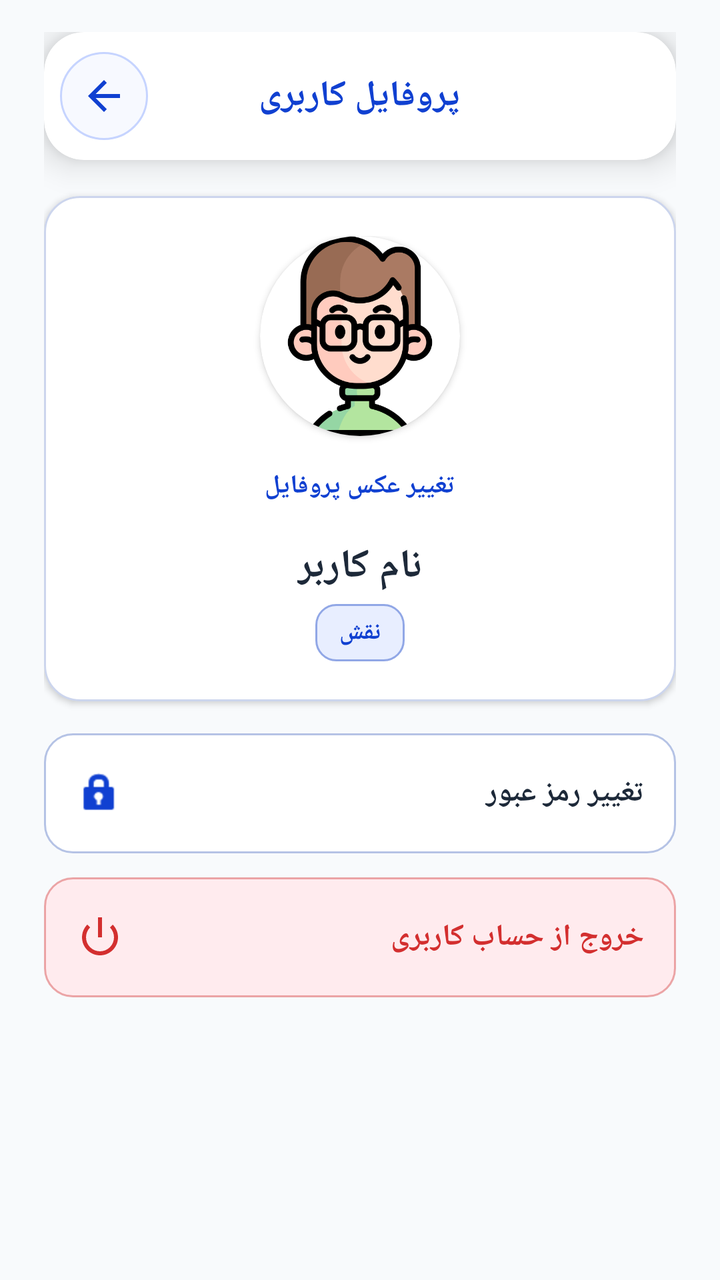
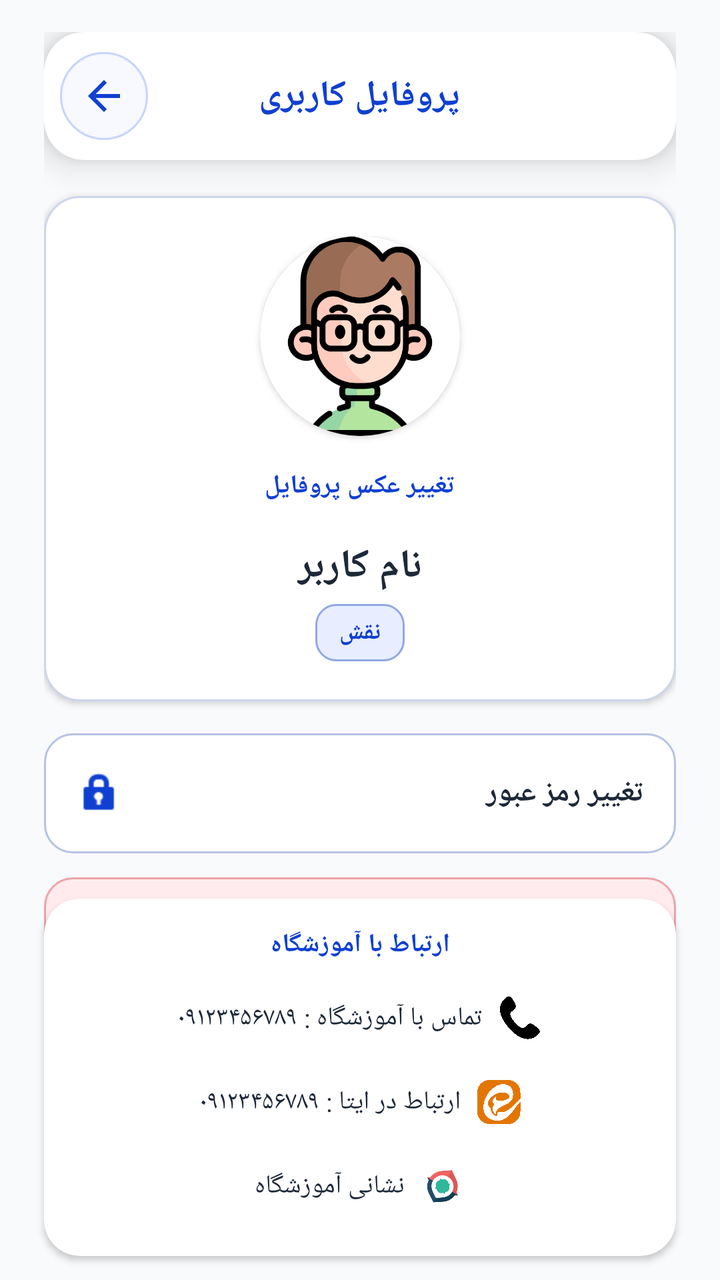

Compare the two renders of this Android layout. The source of the first and the diff that turns it into the second are given below.
<!-- AndroidManifest.xml: application theme Theme.BB -->
<!-- res/layout/activity_profile.xml -->
<?xml version='1.0' encoding='UTF-8'?>
<ScrollView xmlns:android="http://schemas.android.com/apk/res/android" xmlns:app="http://schemas.android.com/apk/res-auto" android:id="@+id/rootProfile" android:layout_width="match_parent" android:layout_height="match_parent" android:background="@drawable/app_global_background" android:clipToPadding="false" android:fillViewport="true" android:layoutDirection="rtl">
  <LinearLayout android:layout_width="match_parent" android:layout_height="wrap_content" android:gravity="center_horizontal" android:orientation="vertical" android:paddingStart="22dp" android:paddingTop="16dp" android:paddingEnd="22dp" android:paddingBottom="28dp">
    <com.google.android.material.card.MaterialCardView android:layout_width="match_parent" android:layout_height="64dp" app:cardBackgroundColor="@color/card_background" app:cardCornerRadius="20dp" app:cardElevation="10dp" app:strokeWidth="0dp">
      <RelativeLayout android:layout_width="match_parent" android:layout_height="match_parent">
        <ImageView android:id="@+id/btnProfileBack" android:layout_alignParentLeft="true" android:layout_centerVertical="true" style="@style/AppBackButton"/>
        <TextView android:layout_width="wrap_content" android:layout_height="wrap_content" android:layout_centerInParent="true" android:text="پروفایل کاربری" android:textColor="@color/title_blue" android:textSize="18sp" android:textStyle="bold"/>
      </RelativeLayout>
    </com.google.android.material.card.MaterialCardView>
    <com.google.android.material.card.MaterialCardView android:layout_width="match_parent" android:layout_height="wrap_content" android:layout_marginTop="18dp" app:cardBackgroundColor="@color/card_background" app:cardCornerRadius="18dp" app:cardElevation="2dp" app:strokeColor="#403559B8" app:strokeWidth="1dp">
      <LinearLayout android:layout_width="match_parent" android:layout_height="wrap_content" android:gravity="center_horizontal" android:orientation="vertical" android:padding="20dp">
        <androidx.cardview.widget.CardView android:layout_width="100dp" android:layout_height="100dp" app:cardBackgroundColor="@color/card_background" app:cardCornerRadius="50dp" app:cardElevation="2dp">
          <ImageView android:id="@+id/ivAvatar" android:layout_width="match_parent" android:layout_height="match_parent" android:contentDescription="عکس پروفایل" android:scaleType="centerCrop" android:src="@drawable/avatar_student_1"/>
        </androidx.cardview.widget.CardView>
        <TextView android:id="@+id/btnChangeAvatar" android:layout_width="wrap_content" android:layout_height="wrap_content" android:layout_marginTop="10dp" android:background="?android:attr/selectableItemBackground" android:clickable="true" android:focusable="true" android:padding="6dp" android:text="تغییر عکس پروفایل" android:textColor="@color/title_blue" android:textSize="13sp" android:textStyle="bold"/>
        <TextView android:id="@+id/tvUserName" android:layout_width="wrap_content" android:layout_height="wrap_content" android:layout_marginTop="12dp" android:gravity="center" android:maxLines="2" android:text="نام کاربر" android:textColor="@color/main_text" android:textDirection="firstStrong" android:textSize="20sp" android:textStyle="bold"/>
        <TextView android:id="@+id/tvUserRole" android:layout_width="wrap_content" android:layout_height="wrap_content" android:layout_marginTop="5dp" android:background="@drawable/bg_unified_info_badge" android:paddingStart="12dp" android:paddingTop="6dp" android:paddingEnd="12dp" android:paddingBottom="6dp" android:text="نقش" android:textColor="@color/title_blue" android:textSize="12sp" android:textStyle="bold"/>
      </LinearLayout>
    </com.google.android.material.card.MaterialCardView>
    <LinearLayout android:id="@+id/btnChangePassword" android:layout_width="match_parent" android:layout_height="60dp" android:layout_marginTop="16dp" android:background="@drawable/bg_unified_action" android:clickable="true" android:focusable="true" android:gravity="center_vertical" android:layoutDirection="ltr" android:orientation="horizontal" android:paddingHorizontal="16dp">
      <ImageView android:layout_width="24dp" android:layout_height="24dp" android:contentDescription="تغییر رمز عبور" android:src="@android:drawable/ic_lock_idle_lock" app:tint="@color/title_blue"/>
      <TextView android:layout_width="0dp" android:layout_height="wrap_content" android:layout_marginStart="12dp" android:layout_weight="1" android:gravity="right" android:text="تغییر رمز عبور" android:textColor="@color/main_text" android:textDirection="rtl" android:textSize="15sp" android:textStyle="bold"/>
    </LinearLayout>
    <LinearLayout android:id="@+id/btnLogout" android:layout_width="match_parent" android:layout_height="60dp" android:layout_marginTop="12dp" android:layout_marginBottom="12dp" android:background="@drawable/bg_unified_danger_action" android:clickable="true" android:focusable="true" android:gravity="center_vertical" android:layoutDirection="ltr" android:orientation="horizontal" android:paddingHorizontal="16dp">
      <ImageView android:layout_width="24dp" android:layout_height="24dp" android:contentDescription="خروج از حساب" android:src="@android:drawable/ic_lock_power_off" app:tint="@color/logout_text_color"/>
      <TextView android:layout_width="0dp" android:layout_height="wrap_content" android:layout_marginStart="12dp" android:layout_weight="1" android:gravity="right" android:text="خروج از حساب کاربری" android:textColor="@color/logout_text_color" android:textDirection="rtl" android:textSize="15sp" android:textStyle="bold"/>
    </LinearLayout>
  </LinearLayout>
</ScrollView>
<!-- resources referenced by this layout -->
<resources>
  <color name="card_background">#FFFFFF</color>
  <color name="logout_text_color">#D32F2F</color>
  <color name="main_text">#1D2939</color>
  <color name="title_blue">#1040D1</color>
  <!-- drawable app_global_background (drawable) -->
  <?xml version="1.0" encoding="utf-8"?>
  <layer-list xmlns:android="http://schemas.android.com/apk/res/android">
      <item>
          <shape android:shape="rectangle">
              <solid android:color="#F8FAFC" />
          </shape>
      </item>
  </layer-list>
  <!-- drawable bg_unified_action (drawable) -->
  <?xml version="1.0" encoding="utf-8"?>
  <selector xmlns:android="http://schemas.android.com/apk/res/android">
      <item android:state_pressed="true"><shape><solid android:color="@color/unified_pressed"/><stroke android:width="1dp" android:color="@color/title_blue"/><corners android:radius="14dp"/></shape></item>
      <item><shape><solid android:color="@color/card_background"/><stroke android:width="1dp" android:color="@color/unified_border"/><corners android:radius="14dp"/></shape></item>
  </selector>
  <!-- drawable bg_unified_danger_action (drawable) -->
  <?xml version="1.0" encoding="utf-8"?>
  <selector xmlns:android="http://schemas.android.com/apk/res/android">
      <item android:state_pressed="true"><shape><solid android:color="#20D32F2F"/><stroke android:width="1dp" android:color="@color/logout_text_color"/><corners android:radius="14dp"/></shape></item>
      <item><shape><solid android:color="@color/logout_bg_color"/><stroke android:width="1dp" android:color="#66D32F2F"/><corners android:radius="14dp"/></shape></item>
  </selector>
  <!-- drawable bg_unified_info_badge (drawable) -->
  <?xml version="1.0" encoding="utf-8"?>
  <shape xmlns:android="http://schemas.android.com/apk/res/android"><solid android:color="@color/unified_info_bg"/><stroke android:width="1dp" android:color="@color/unified_info_border"/><corners android:radius="10dp"/><padding android:left="10dp" android:right="10dp" android:top="4dp" android:bottom="4dp"/></shape>
  <style name="Theme.BB" parent="Base.Theme.BB" />
  <color name="unified_pressed">#183559B8</color>
  <color name="unified_border">#5A3559B8</color>
  <color name="logout_bg_color">#FFEBEE</color>
  <color name="unified_info_bg">#E8EEFF</color>
  <color name="unified_info_border">#91A7E6</color>
  <!-- drawable ic_arrow_back_left (drawable) -->
  <vector xmlns:android="http://schemas.android.com/apk/res/android"
      android:width="24dp"
      android:height="24dp"
      android:viewportWidth="24"
      android:viewportHeight="24">
      <path
          android:fillColor="@android:color/white"
          android:pathData="M20,11H7.83l5.59,-5.59L12,4l-8,8 8,8 1.41,-1.41L7.83,13H20z" />
  </vector>
  <string name="action_back">بازگشت</string>
  <color name="back_button_pressed">#E8EEFF</color>
  <color name="back_button_background">#F7F9FF</color>
  <color name="back_button_stroke">#C6D4FF</color>
  <style name="ThemeOverlay.BB.MaterialAlertDialog" parent="ThemeOverlay.Material3.MaterialAlertDialog">
          <item name="colorSurface">@color/card_background</item>
          <item name="colorOnSurface">@color/main_text</item>
          <item name="colorPrimary">@color/title_blue</item>
          <item name="shapeAppearanceOverlay">@style/ShapeAppearance.BB.AlertDialog</item>
      </style>
  <style name="ShapeAppearance.BB.AlertDialog" parent="ShapeAppearance.MaterialComponents.MediumComponent">
          <item name="cornerSize">22dp</item>
      </style>
  <!-- unchanged entries left out for length: 4 -->
</resources>

<!-- the commit's change to res/layout/activity_profile.xml (unified diff, before → after) -->
@@ -1,29 +1,601 @@
-<?xml version='1.0' encoding='UTF-8'?>
-<ScrollView xmlns:android="http://schemas.android.com/apk/res/android" xmlns:app="http://schemas.android.com/apk/res-auto" android:id="@+id/rootProfile" android:layout_width="match_parent" android:layout_height="match_parent" android:background="@drawable/app_global_background" android:clipToPadding="false" android:fillViewport="true" android:layoutDirection="rtl">
-  <LinearLayout android:layout_width="match_parent" android:layout_height="wrap_content" android:gravity="center_horizontal" android:orientation="vertical" android:paddingStart="22dp" android:paddingTop="16dp" android:paddingEnd="22dp" android:paddingBottom="28dp">
-    <com.google.android.material.card.MaterialCardView android:layout_width="match_parent" android:layout_height="64dp" app:cardBackgroundColor="@color/card_background" app:cardCornerRadius="20dp" app:cardElevation="10dp" app:strokeWidth="0dp">
-      <RelativeLayout android:layout_width="match_parent" android:layout_height="match_parent">
-        <ImageView android:id="@+id/btnProfileBack" android:layout_alignParentLeft="true" android:layout_centerVertical="true" style="@style/AppBackButton"/>
-        <TextView android:layout_width="wrap_content" android:layout_height="wrap_content" android:layout_centerInParent="true" android:text="پروفایل کاربری" android:textColor="@color/title_blue" android:textSize="18sp" android:textStyle="bold"/>
-      </RelativeLayout>
-    </com.google.android.material.card.MaterialCardView>
-    <com.google.android.material.card.MaterialCardView android:layout_width="match_parent" android:layout_height="wrap_content" android:layout_marginTop="18dp" app:cardBackgroundColor="@color/card_background" app:cardCornerRadius="18dp" app:cardElevation="2dp" app:strokeColor="#403559B8" app:strokeWidth="1dp">
-      <LinearLayout android:layout_width="match_parent" android:layout_height="wrap_content" android:gravity="center_horizontal" android:orientation="vertical" android:padding="20dp">
-        <androidx.cardview.widget.CardView android:layout_width="100dp" android:layout_height="100dp" app:cardBackgroundColor="@color/card_background" app:cardCornerRadius="50dp" app:cardElevation="2dp">
-          <ImageView android:id="@+id/ivAvatar" android:layout_width="match_parent" android:layout_height="match_parent" android:contentDescription="عکس پروفایل" android:scaleType="centerCrop" android:src="@drawable/avatar_student_1"/>
-        </androidx.cardview.widget.CardView>
-        <TextView android:id="@+id/btnChangeAvatar" android:layout_width="wrap_content" android:layout_height="wrap_content" android:layout_marginTop="10dp" android:background="?android:attr/selectableItemBackground" android:clickable="true" android:focusable="true" android:padding="6dp" android:text="تغییر عکس پروفایل" android:textColor="@color/title_blue" android:textSize="13sp" android:textStyle="bold"/>
-        <TextView android:id="@+id/tvUserName" android:layout_width="wrap_content" android:layout_height="wrap_content" android:layout_marginTop="12dp" android:gravity="center" android:maxLines="2" android:text="نام کاربر" android:textColor="@color/main_text" android:textDirection="firstStrong" android:textSize="20sp" android:textStyle="bold"/>
-        <TextView android:id="@+id/tvUserRole" android:layout_width="wrap_content" android:layout_height="wrap_content" android:layout_marginTop="5dp" android:background="@drawable/bg_unified_info_badge" android:paddingStart="12dp" android:paddingTop="6dp" android:paddingEnd="12dp" android:paddingBottom="6dp" android:text="نقش" android:textColor="@color/title_blue" android:textSize="12sp" android:textStyle="bold"/>
+<?xml version="1.0" encoding="utf-8"?>
+<FrameLayout
+    xmlns:android="http://schemas.android.com/apk/res/android"
+    xmlns:app="http://schemas.android.com/apk/res-auto"
+
+    android:id="@+id/rootProfile"
+    android:layout_width="match_parent"
+    android:layout_height="match_parent"
+
+    android:background="@drawable/app_global_background"
+    android:layoutDirection="rtl">
+
+
+  <ScrollView
+
+      android:layout_width="match_parent"
+      android:layout_height="match_parent"
+
+      android:fillViewport="true"
+      android:clipToPadding="false"
+      android:paddingBottom="150dp">
+
+
+    <LinearLayout
+
+        android:layout_width="match_parent"
+        android:layout_height="wrap_content"
+
+        android:gravity="center_horizontal"
+        android:orientation="vertical"
+
+        android:paddingStart="22dp"
+        android:paddingTop="16dp"
+        android:paddingEnd="22dp"
+        android:paddingBottom="28dp">
+
+
+      
+
+      <com.google.android.material.card.MaterialCardView
+
+          android:layout_width="match_parent"
+          android:layout_height="64dp"
+
+          app:cardBackgroundColor="@color/card_background"
+          app:cardCornerRadius="20dp"
+          app:cardElevation="10dp"
+          app:strokeWidth="0dp">
+
+
+        <RelativeLayout
+
+            android:layout_width="match_parent"
+            android:layout_height="match_parent">
+
+
+          <ImageView
+
+              android:id="@+id/btnProfileBack"
+
+              style="@style/AppBackButton"
+
+              android:layout_alignParentLeft="true"
+              android:layout_centerVertical="true"/>
+
+
+          <TextView
+
+              android:layout_width="wrap_content"
+              android:layout_height="wrap_content"
+
+              android:layout_centerInParent="true"
+
+              android:text="پروفایل کاربری"
+
+              android:textColor="@color/title_blue"
+
+              android:textSize="18sp"
+
+              android:textStyle="bold"/>
+
+
+        </RelativeLayout>
+
+
+      </com.google.android.material.card.MaterialCardView>
+
+
+
+      
+
+      <com.google.android.material.card.MaterialCardView
+
+          android:layout_width="match_parent"
+
+          android:layout_height="wrap_content"
+
+          android:layout_marginTop="18dp"
+
+          app:cardBackgroundColor="@color/card_background"
+
+          app:cardCornerRadius="18dp"
+
+          app:cardElevation="2dp"
+
+          app:strokeColor="#403559B8"
+
+          app:strokeWidth="1dp">
+
+
+        <LinearLayout
+
+            android:layout_width="match_parent"
+
+            android:layout_height="wrap_content"
+
+            android:gravity="center_horizontal"
+
+            android:orientation="vertical"
+
+            android:padding="20dp">
+
+
+          <androidx.cardview.widget.CardView
+
+              android:layout_width="100dp"
+
+              android:layout_height="100dp"
+
+              app:cardBackgroundColor="@color/card_background"
+
+              app:cardCornerRadius="50dp"
+
+              app:cardElevation="2dp">
+
+
+            <ImageView
+
+                android:id="@+id/ivAvatar"
+
+                android:layout_width="match_parent"
+
+                android:layout_height="match_parent"
+
+                android:contentDescription="عکس پروفایل"
+
+                android:scaleType="centerCrop"
+
+                android:src="@drawable/avatar_student_1"/>
+
+
+          </androidx.cardview.widget.CardView>
+
+
+
+          <TextView
+
+              android:id="@+id/btnChangeAvatar"
+
+              android:layout_width="wrap_content"
+
+              android:layout_height="wrap_content"
+
+              android:layout_marginTop="10dp"
+
+              android:background="?android:attr/selectableItemBackground"
+
+              android:clickable="true"
+
+              android:focusable="true"
+
+              android:padding="6dp"
+
+              android:text="تغییر عکس پروفایل"
+
+              android:textColor="@color/title_blue"
+
+              android:textSize="13sp"
+
+              android:textStyle="bold"/>
+
+
+
+          <TextView
+
+              android:id="@+id/tvUserName"
+
+              android:layout_width="wrap_content"
+
+              android:layout_height="wrap_content"
+
+              android:layout_marginTop="12dp"
+
+              android:gravity="center"
+
+              android:maxLines="2"
+
+              android:text="نام کاربر"
+
+              android:textColor="@color/main_text"
+
+              android:textDirection="firstStrong"
+
+              android:textSize="20sp"
+
+              android:textStyle="bold"/>
+
+
+
+          <TextView
+
+              android:id="@+id/tvUserRole"
+
+              android:layout_width="wrap_content"
+
+              android:layout_height="wrap_content"
+
+              android:layout_marginTop="5dp"
+
+              android:background="@drawable/bg_unified_info_badge"
+
+              android:paddingStart="12dp"
+
+              android:paddingTop="6dp"
+
+              android:paddingEnd="12dp"
+
+              android:paddingBottom="6dp"
+
+              android:text="نقش"
+
+              android:textColor="@color/title_blue"
+
+              android:textSize="12sp"
+
+              android:textStyle="bold"/>
+
+
+        </LinearLayout>
+
+
+      </com.google.android.material.card.MaterialCardView>
+
+
+
+
+      
+
+      <LinearLayout
+
+          android:id="@+id/btnChangePassword"
+
+          android:layout_width="match_parent"
+
+          android:layout_height="60dp"
+
+          android:layout_marginTop="16dp"
+
+          android:background="@drawable/bg_unified_action"
+
+          android:clickable="true"
+
+          android:focusable="true"
+
+          android:gravity="center_vertical"
+
+          android:layoutDirection="ltr"
+
+          android:orientation="horizontal"
+
+          android:paddingHorizontal="16dp">
+
+
+        <ImageView
+
+            android:layout_width="24dp"
+
+            android:layout_height="24dp"
+
+            android:contentDescription="تغییر رمز عبور"
+
+            android:src="@android:drawable/ic_lock_idle_lock"
+
+            app:tint="@color/title_blue"/>
+
+
+        <TextView
+
+            android:layout_width="0dp"
+
+            android:layout_height="wrap_content"
+
+            android:layout_marginStart="12dp"
+
+            android:layout_weight="1"
+
+            android:gravity="right"
+
+            android:text="تغییر رمز عبور"
+
+            android:textColor="@color/main_text"
+
+            android:textDirection="rtl"
+
+            android:textSize="15sp"
+
+            android:textStyle="bold"/>
+
+
       </LinearLayout>
-    </com.google.android.material.card.MaterialCardView>
-    <LinearLayout android:id="@+id/btnChangePassword" android:layout_width="match_parent" android:layout_height="60dp" android:layout_marginTop="16dp" android:background="@drawable/bg_unified_action" android:clickable="true" android:focusable="true" android:gravity="center_vertical" android:layoutDirection="ltr" android:orientation="horizontal" android:paddingHorizontal="16dp">
-      <ImageView android:layout_width="24dp" android:layout_height="24dp" android:contentDescription="تغییر رمز عبور" android:src="@android:drawable/ic_lock_idle_lock" app:tint="@color/title_blue"/>
-      <TextView android:layout_width="0dp" android:layout_height="wrap_content" android:layout_marginStart="12dp" android:layout_weight="1" android:gravity="right" android:text="تغییر رمز عبور" android:textColor="@color/main_text" android:textDirection="rtl" android:textSize="15sp" android:textStyle="bold"/>
+
+
+
+
+
+      
+
+      <LinearLayout
+
+          android:id="@+id/btnLogout"
+
+          android:layout_width="match_parent"
+
+          android:layout_height="60dp"
+
+          android:layout_marginTop="12dp"
+
+          android:background="@drawable/bg_unified_danger_action"
+
+          android:clickable="true"
+
+          android:focusable="true"
+
+          android:gravity="center_vertical"
+
+          android:layoutDirection="ltr"
+
+          android:orientation="horizontal"
+
+          android:paddingHorizontal="16dp">
+
+
+        <ImageView
+
+            android:layout_width="24dp"
+
+            android:layout_height="24dp"
+
+            android:contentDescription="خروج از حساب"
+
+            android:src="@android:drawable/ic_lock_power_off"
+
+            app:tint="@color/logout_text_color"/>
+
+
+        <TextView
+
+            android:layout_width="0dp"
+
+            android:layout_height="wrap_content"
+
+            android:layout_marginStart="12dp"
+
+            android:layout_weight="1"
+
+            android:gravity="right"
+
+            android:text="خروج از حساب کاربری"
+
+            android:textColor="@color/logout_text_color"
+
+            android:textDirection="rtl"
+
+            android:textSize="15sp"
+
+            android:textStyle="bold"/>
+
+
+      </LinearLayout>
+
+
     </LinearLayout>
-    <LinearLayout android:id="@+id/btnLogout" android:layout_width="match_parent" android:layout_height="60dp" android:layout_marginTop="12dp" android:layout_marginBottom="12dp" android:background="@drawable/bg_unified_danger_action" android:clickable="true" android:focusable="true" android:gravity="center_vertical" android:layoutDirection="ltr" android:orientation="horizontal" android:paddingHorizontal="16dp">
-      <ImageView android:layout_width="24dp" android:layout_height="24dp" android:contentDescription="خروج از حساب" android:src="@android:drawable/ic_lock_power_off" app:tint="@color/logout_text_color"/>
-      <TextView android:layout_width="0dp" android:layout_height="wrap_content" android:layout_marginStart="12dp" android:layout_weight="1" android:gravity="right" android:text="خروج از حساب کاربری" android:textColor="@color/logout_text_color" android:textDirection="rtl" android:textSize="15sp" android:textStyle="bold"/>
+
+
+  </ScrollView>
+
+
+
+
+
+  
+
+  <include
+
+      android:id="@+id/contactFooter"
+
+      layout="@layout/view_contact_footer"
+
+      android:layout_width="match_parent"
+
+      android:layout_height="wrap_content"
+
+      android:layout_gravity="bottom"
+
+      android:layout_marginStart="22dp"
+
+      android:layout_marginEnd="22dp"
+
+      android:layout_marginBottom="12dp"/>
+
+
+
+</FrameLayout>
+<!-- res/layout/view_contact_footer.xml (included above) -->
+<?xml version="1.0" encoding="utf-8"?>
+<com.google.android.material.card.MaterialCardView
+    xmlns:android="http://schemas.android.com/apk/res/android"
+    xmlns:app="http://schemas.android.com/apk/res-auto"
+
+    android:layout_width="match_parent"
+    android:layout_height="wrap_content"
+
+    app:cardBackgroundColor="@color/card_background"
+    app:cardCornerRadius="18dp"
+    app:cardElevation="2dp"
+    app:strokeWidth="0dp">
+
+
+    <LinearLayout
+        android:layout_width="match_parent"
+        android:layout_height="wrap_content"
+
+        android:orientation="vertical"
+
+        android:paddingStart="16dp"
+        android:paddingTop="14dp"
+        android:paddingEnd="16dp"
+        android:paddingBottom="14dp">
+
+
+        <TextView
+            android:layout_width="match_parent"
+            android:layout_height="wrap_content"
+
+            android:gravity="center"
+
+            android:text="ارتباط با آموزشگاه"
+
+            android:textColor="@color/title_blue"
+
+            android:textSize="13sp"
+
+            android:textStyle="bold" />
+
+
+        
+
+        <LinearLayout
+            android:id="@+id/layoutContactPhone"
+
+            android:layout_width="match_parent"
+            android:layout_height="42dp"
+
+            android:layout_marginTop="7dp"
+
+            android:orientation="horizontal"
+
+            android:gravity="center"
+
+            android:layoutDirection="rtl"
+
+            android:clickable="true"
+            android:focusable="true"
+
+            android:background="?android:attr/selectableItemBackground">
+
+
+            <ImageView
+                android:layout_width="22dp"
+                android:layout_height="22dp"
+
+                android:layout_marginEnd="8dp"
+
+                android:src="@drawable/ic_contact_phone"
+
+                android:scaleType="centerInside"
+
+                android:contentDescription="تماس با آموزشگاه" />
+
+
+            <TextView
+                android:id="@+id/tvContactPhone"
+
+                android:layout_width="wrap_content"
+                android:layout_height="wrap_content"
+
+                android:gravity="center"
+
+                android:text="تماس با آموزشگاه : ۰۹۱۲۳۴۵۶۷۸۹"
+
+                android:textColor="@color/main_text"
+
+                android:textSize="13sp"
+
+                android:textDirection="rtl" />
+
+
+        </LinearLayout>
+
+
+        
+
+        <LinearLayout
+            android:id="@+id/layoutContactEitaa"
+
+            android:layout_width="match_parent"
+            android:layout_height="42dp"
+
+            android:orientation="horizontal"
+
+            android:gravity="center"
+
+            android:layoutDirection="rtl"
+
+            android:clickable="true"
+            android:focusable="true"
+
+            android:background="?android:attr/selectableItemBackground">
+
+
+            <ImageView
+                android:layout_width="22dp"
+                android:layout_height="22dp"
+
+                android:layout_marginEnd="8dp"
+
+                android:src="@drawable/ic_contact_eitaa"
+
+                android:scaleType="centerInside"
+
+                android:contentDescription="ارتباط در ایتا" />
+
+
+            <TextView
+                android:id="@+id/tvContactEitaa"
+
+                android:layout_width="wrap_content"
+                android:layout_height="wrap_content"
+
+                android:gravity="center"
+
+                android:text="ارتباط در ایتا : ۰۹۱۲۳۴۵۶۷۸۹"
+
+                android:textColor="@color/main_text"
+
+                android:textSize="13sp"
+
+                android:textDirection="rtl" />
+
+
+        </LinearLayout>
+
+
+        
+
+        <LinearLayout
+            android:id="@+id/layoutContactAddress"
+            android:layout_width="match_parent"
+            android:layout_height="42dp"
+            android:orientation="horizontal"
+            android:gravity="center"
+            android:layoutDirection="rtl"
+            android:clickable="true"
+            android:focusable="true"
+            android:background="?android:attr/selectableItemBackground">
+
+            <ImageView
+                android:layout_width="22dp"
+                android:layout_height="22dp"
+                android:layout_marginEnd="8dp"
+                android:src="@drawable/ic_contact_address"
+                android:scaleType="centerInside"
+                android:contentDescription="نشانی آموزشگاه" />
+
+            <TextView
+                android:id="@+id/tvContactAddress"
+                android:layout_width="wrap_content"
+                android:layout_height="wrap_content"
+                android:gravity="center"
+                android:text="نشانی آموزشگاه"
+                android:textColor="@color/main_text"
+                android:textSize="13sp"
+                android:textDirection="rtl" />
+
+        </LinearLayout>
+
+
     </LinearLayout>
-  </LinearLayout>
-</ScrollView>
+
+
+</com.google.android.material.card.MaterialCardView>
<!-- resource entries referenced after the edit -->
@@ -28,6 +28,9 @@
   <!-- drawable bg_unified_info_badge (drawable) -->
   <?xml version="1.0" encoding="utf-8"?>
   <shape xmlns:android="http://schemas.android.com/apk/res/android"><solid android:color="@color/unified_info_bg"/><stroke android:width="1dp" android:color="@color/unified_info_border"/><corners android:radius="10dp"/><padding android:left="10dp" android:right="10dp" android:top="4dp" android:bottom="4dp"/></shape>
+  <!-- drawable ic_contact_address: png bitmap (drawable, 22732 bytes) -->
+  <!-- drawable ic_contact_eitaa: png bitmap (drawable, 33392 bytes) -->
+  <!-- drawable ic_contact_phone: png bitmap (drawable, 12457 bytes) -->
   <style name="Theme.BB" parent="Base.Theme.BB" />
   <color name="unified_pressed">#183559B8</color>
   <color name="unified_border">#5A3559B8</color>
